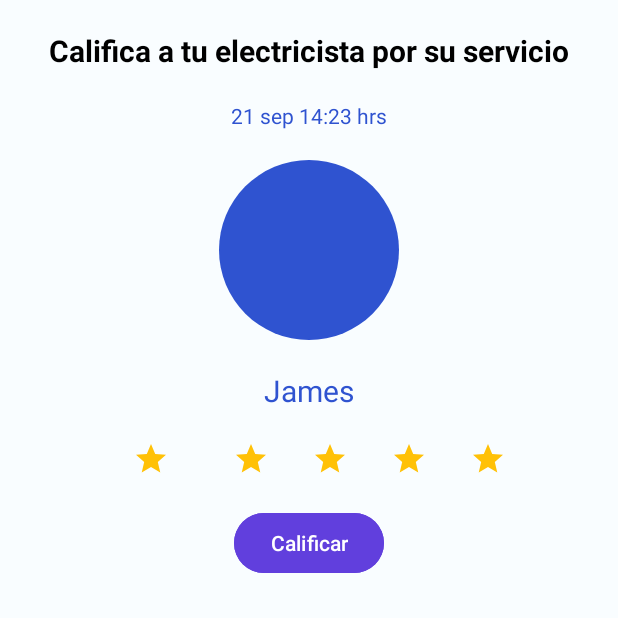
After one commit to NunnaTech/HeyFix-Client, an Android app: the RateActivity screen opened directly, with no data from a screen before it, on a phone screen of 412 x 824 dp, the top half of it. The commit adds this screen. Run offline under Robolectric (Android 15) with nearby library versions, the phone set to English and light mode, and no system bars; our stand-ins replace CircleImageView.

Commit message:
add design activities of login, rate and service

```diff
--- /dev/null
+++ b/app/src/main/java/com/pandadevs/heyfix_client/RateActivity.kt
@@ -0,0 +1,14 @@
+package com.pandadevs.heyfix_client
+
+import androidx.appcompat.app.AppCompatActivity
+import android.os.Bundle
+import com.pandadevs.heyfix_client.databinding.ActivityRateBinding
+
+class RateActivity : AppCompatActivity() {
+    lateinit var binding : ActivityRateBinding
+    override fun onCreate(savedInstanceState: Bundle?) {
+        super.onCreate(savedInstanceState)
+        binding = ActivityRateBinding.inflate(layoutInflater)
+        setContentView(binding.root)
+    }
+}
--- /dev/null
+++ b/app/src/main/res/drawable/star.xml
@@ -0,0 +1,8 @@
+<!-- drawable/star.xml -->
+<vector xmlns:android="http://schemas.android.com/apk/res/android"
+    android:height="24dp"
+    android:width="24dp"
+    android:viewportWidth="24"
+    android:viewportHeight="24">
+    <path android:fillColor="#FFC107" android:pathData="M12,17.27L18.18,21L16.54,13.97L22,9.24L14.81,8.62L12,2L9.19,8.62L2,9.24L7.45,13.97L5.82,21L12,17.27Z" />
+</vector>
--- /dev/null
+++ b/app/src/main/res/layout/activity_rate.xml
@@ -0,0 +1,124 @@
+<?xml version="1.0" encoding="utf-8"?>
+<LinearLayout xmlns:android="http://schemas.android.com/apk/res/android"
+    xmlns:app="http://schemas.android.com/apk/res-auto"
+    xmlns:tools="http://schemas.android.com/tools"
+    android:layout_width="match_parent"
+    android:layout_height="match_parent"
+    android:orientation="vertical"
+    android:padding="@dimen/dimenScreenPadding"
+    android:layout_gravity="center_vertical"
+    tools:context=".RateActivity">
+
+    <TextView
+        android:layout_width="match_parent"
+        android:layout_height="wrap_content"
+        android:text="Califica a tu electricista por su servicio"
+        android:textColor="@color/md_theme_light_shadow"
+        android:gravity="center"
+        android:textStyle="bold"
+        android:textSize="@dimen/dimenNormalText"/>
+    <TextView
+        android:layout_width="match_parent"
+        android:layout_height="wrap_content"
+        android:textColor="@color/md_theme_light_primary"
+        android:text="21 sep 14:23 hrs"
+        android:gravity="center"
+        android:layout_marginTop="20dp"/>
+
+    <de.hdodenhof.circleimageview.CircleImageView
+        android:layout_width="120dp"
+        android:layout_height="120dp"
+        android:layout_margin="20dp"
+        android:layout_gravity="center"
+        android:src="@color/md_theme_light_primary"/>
+    <TextView
+        android:layout_width="match_parent"
+        android:layout_height="wrap_content"
+        android:text="James"
+        android:textSize="@dimen/dimenNormalText"
+        android:gravity="center"
+        android:textColor="@color/md_theme_light_primary"
+        />
+
+    <LinearLayout
+        android:layout_width="match_parent"
+        android:layout_height="wrap_content"
+        android:layout_marginTop="20dp"
+        android:layout_marginLeft="40dp"
+        android:layout_marginRight="40dp"
+        android:orientation="horizontal">
+        <LinearLayout
+            android:layout_width="wrap_content"
+            android:layout_height="wrap_content"
+            android:orientation="vertical"
+            android:gravity="center"
+            android:layout_weight="2">
+            <ImageView
+                android:layout_width="wrap_content"
+                android:layout_height="wrap_content"
+                android:src="@drawable/star"
+                android:layout_gravity="center_horizontal"/>
+
+        </LinearLayout>
+        <LinearLayout
+            android:layout_width="wrap_content"
+            android:layout_height="wrap_content"
+            android:orientation="vertical"
+            android:gravity="center"
+            android:layout_weight="1">
+            <ImageView
+                android:layout_width="wrap_content"
+                android:layout_height="wrap_content"
+                android:layout_gravity="center_horizontal"
+                android:src="@drawable/star"/>
+        </LinearLayout>
+
+        <LinearLayout
+            android:layout_width="wrap_content"
+            android:layout_height="wrap_content"
+            android:orientation="vertical"
+            android:gravity="center"
+            android:layout_weight="1">
+            <ImageView
+                android:layout_width="wrap_content"
+                android:layout_height="wrap_content"
+                android:layout_gravity="center_horizontal"
+                android:src="@drawable/star"/>
+        </LinearLayout>
+
+        <LinearLayout
+            android:layout_width="wrap_content"
+            android:layout_height="wrap_content"
+            android:orientation="vertical"
+            android:gravity="center"
+            android:layout_weight="1">
+            <ImageView
+                android:layout_width="wrap_content"
+                android:layout_height="wrap_content"
+                android:layout_gravity="center_horizontal"
+                android:src="@drawable/star"/>
+        </LinearLayout>
+        <LinearLayout
+            android:layout_width="wrap_content"
+            android:layout_height="wrap_content"
+            android:orientation="vertical"
+            android:gravity="center"
+            android:layout_weight="1">
+            <ImageView
+                android:layout_width="wrap_content"
+                android:layout_height="wrap_content"
+                android:layout_gravity="center_horizontal"
+                android:src="@drawable/star"/>
+        </LinearLayout>
+
+    </LinearLayout>
+
+    <Button
+        android:layout_width="wrap_content"
+        android:layout_height="wrap_content"
+        android:layout_gravity="center"
+        android:layout_marginTop="20dp"
+        android:text="@string/textCalificar"
+        android:backgroundTint="@color/md_theme_light_secondary"/>
+
+</LinearLayout>
--- a/app/src/main/res/values/dimens.xml
+++ b/app/src/main/res/values/dimens.xml
@@ -5,4 +5,6 @@
 
 
     <!-- SP: Text -->
+    <dimen name="dimenTextTile">36sp</dimen>
+    <dimen name="dimenNormalText">20sp</dimen>
 </resources>
```
Also changed, not shown: app/src/main/AndroidManifest.xml (+9 -0 lines), app/src/main/java/com/pandadevs/heyfix_client/LoginActivity.kt (added, +14 -0 lines), app/src/main/java/com/pandadevs/heyfix_client/ServiceActivity.kt (added, +14 -0 lines), app/src/main/res/drawable/ic_account.xml (added, +8 -0 lines), app/src/main/res/drawable/ic_eye.xml (added, +8 -0 lines), app/src/main/res/drawable/ic_google.xml (added, +18 -0 lines), app/src/main/res/layout/activity_login.xml (added, +112 -0 lines), app/src/main/res/layout/activity_service.xml (added, +35 -0 lines), app/src/main/res/values/strings.xml (+11 -0 lines), app/src/main/ic_google-playstore.png (added).
